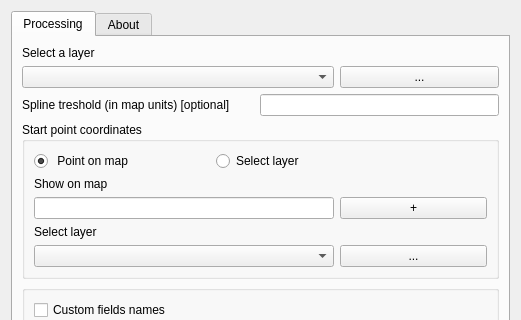
First picture: the form in lines_ranking_dialog_base.ui, repository ChrisLisbon/QGIS_LinesRankingPlugin, before the edit; both pictures show x 0 to 521 and y 0 to 320 of the 521 by 709 pixel window.
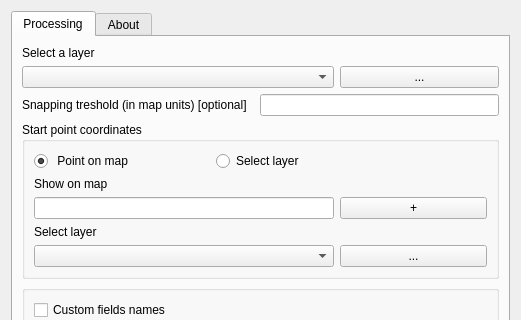
Second picture: the form after the edit.

The edit to the form file:
```diff
--- a/lines_ranking_dialog_base.ui
+++ b/lines_ranking_dialog_base.ui
@@ -125,7 +125,7 @@
        <item row="2" column="0" colspan="3">
         <widget class="QLabel" name="label_4">
          <property name="text">
-          <string>Spline treshold (in map units) [optional]</string>
+          <string>Snapping treshold (in map units) [optional]</string>
          </property>
         </widget>
        </item>
```
